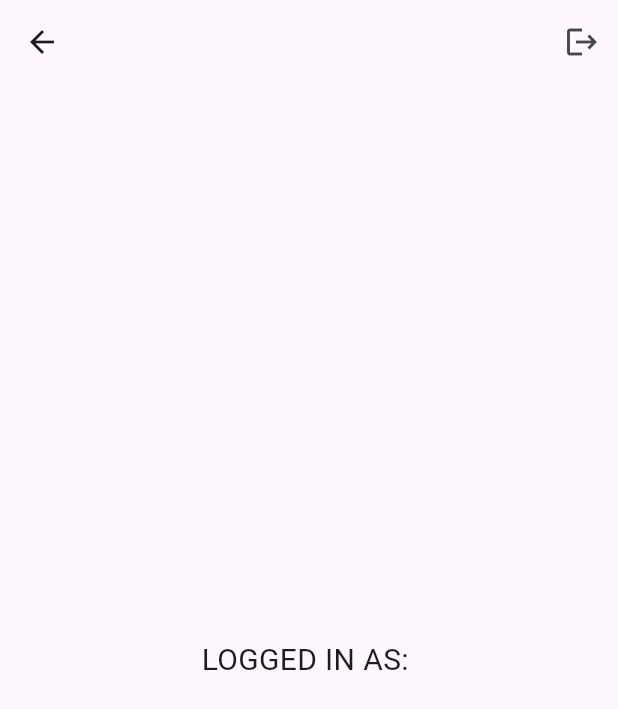
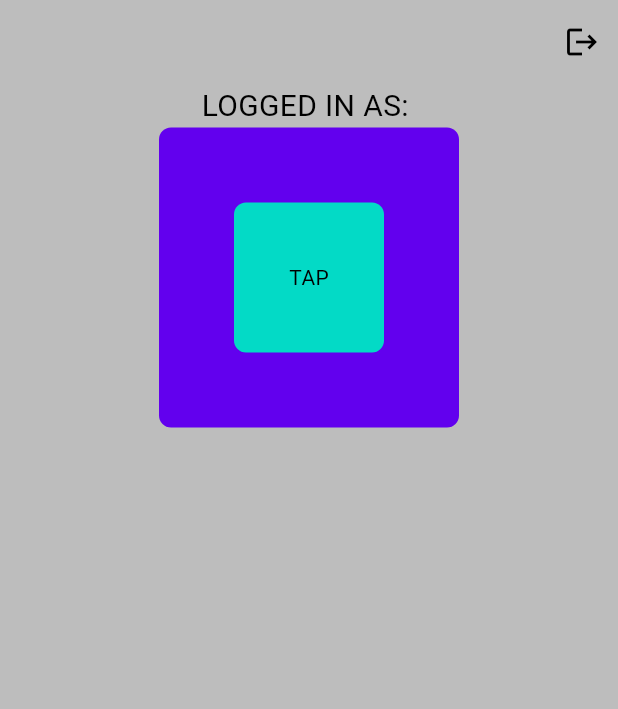
Before and after one commit to AntoineMHB/Mobile_Programming_Assignment, a Flutter app: the HomePage screen opened directly, on a phone screen of 412 x 824 dp. Shown: the top 709 px of the screen. Run offline on Flutter 3.47's test engine with Material 3 defaults, Android fonts, the phone set to English and light mode, and no system bars; our stand-ins replace firebase_auth, firebase_core, get, google_nav_bar, google_sign_in; accounts and stored records are empty; network calls fail.

Commit message:
Dark mode implemented

```diff
--- /dev/null
+++ b/lib/components/box.dart
@@ -0,0 +1,25 @@
+import 'package:flutter/material.dart';
+
+class MyBox extends StatelessWidget {
+  final Widget? child;
+  final Color? color;
+  const MyBox({
+    super.key,
+    required this.child,
+    required this.color,
+  });
+
+  @override
+  Widget build(BuildContext context) {
+    return Container(
+      decoration: BoxDecoration(
+        color: color,
+        borderRadius: BorderRadius.circular(8),
+      ),
+      width: 200,
+      height: 200,
+      padding: const EdgeInsets.all(50),
+      child: child,
+    );
+  }
+}
--- /dev/null
+++ b/lib/components/mode_button.dart
@@ -0,0 +1,24 @@
+import 'package:flutter/material.dart';
+
+class ModeButton extends StatelessWidget {
+  final Color? color;
+  final void Function()? onTap;
+  const ModeButton({super.key, required this.color, required this.onTap});
+
+  @override
+  Widget build(BuildContext context) {
+    return GestureDetector(
+      onTap: onTap,
+      child: Container(
+        decoration: BoxDecoration(
+          color: color,
+          borderRadius: BorderRadius.circular(8),
+        ),
+        padding: const EdgeInsets.all(25),
+        child: const Center(
+          child: Text("TAP"),
+        ),
+      ),
+    );
+  }
+}
--- a/lib/main.dart
+++ b/lib/main.dart
@@ -1,6 +1,8 @@
 import 'package:calculator/pages/auth_page.dart';
+import 'package:calculator/theme/theme_provider.dart';
 import 'package:firebase_core/firebase_core.dart';
 import 'package:flutter/material.dart';
+import 'package:provider/provider.dart';
 
 import 'firebase_options.dart';
 
@@ -9,7 +11,8 @@ void main() async {
   await Firebase.initializeApp(
     options: DefaultFirebaseOptions.currentPlatform,
   );
-  runApp(const Myapp());
+  runApp(ChangeNotifierProvider(
+      create: (context) => ThemeProvider(), child: const Myapp()));
 }
 
 class Myapp extends StatelessWidget {
@@ -17,9 +20,11 @@ class Myapp extends StatelessWidget {
 
   @override
   Widget build(BuildContext context) {
-    return const MaterialApp(
+    return MaterialApp(
       debugShowCheckedModeBanner: false,
       home: AuthPage(),
+      // home: HomePage(),
+      theme: Provider.of<ThemeProvider>(context).themeData,
     );
   }
 }
--- a/lib/pages/auth_page.dart
+++ b/lib/pages/auth_page.dart
@@ -1,4 +1,4 @@
-import 'package:calculator/pages/calculator.dart';
+import 'package:calculator/pages/home_page.dart';
 import 'package:calculator/pages/login_or_register_page.dart';
 import 'package:firebase_auth/firebase_auth.dart';
 import 'package:flutter/material.dart';
@@ -14,7 +14,8 @@ class AuthPage extends StatelessWidget {
       builder: (context, snapshot) {
         // user is logged in
         if (snapshot.hasData) {
-          return Calculator();
+          // return Calculator();
+          return HomePage();
         }
 
         // user is not logged in
--- a/lib/pages/home_page.dart
+++ b/lib/pages/home_page.dart
@@ -1,12 +1,17 @@
+import 'package:calculator/components/box.dart';
+import 'package:calculator/components/mode_button.dart';
+import 'package:calculator/theme/theme_provider.dart';
 import 'package:firebase_auth/firebase_auth.dart';
 import 'package:flutter/material.dart';
+import 'package:provider/provider.dart';
 
 class HomePage extends StatelessWidget {
   HomePage({super.key});
 
-  final user = FirebaseAuth.instance.currentUser!;
+  // Get the current user from Firebase Auth
+  final User? user = FirebaseAuth.instance.currentUser;
 
-  // sign user out method
+  // Sign out method
   void signUserOut() {
     FirebaseAuth.instance.signOut();
   }
@@ -14,6 +19,7 @@ class HomePage extends StatelessWidget {
   @override
   Widget build(BuildContext context) {
     return Scaffold(
+      backgroundColor: Theme.of(context).colorScheme.surface,
       appBar: AppBar(
         actions: [
           IconButton(
@@ -22,11 +28,30 @@ class HomePage extends StatelessWidget {
           )
         ],
       ),
-      body: Center(
-        child: Text(
-          "LOGGED IN AS: " + user.email!,
-          style: TextStyle(fontSize: 20),
-        ),
+      body: Column(
+        children: [
+          Center(
+            child: user != null
+                ? Text(
+                    "LOGGED IN AS: " + user!.email!,
+                    style: TextStyle(fontSize: 20),
+                  )
+                : const Text(
+                    "No user logged in",
+                    style: TextStyle(fontSize: 20),
+                  ),
+          ),
+          MyBox(
+            color: Theme.of(context).colorScheme.primary,
+            child: ModeButton(
+              color: Theme.of(context).colorScheme.secondary,
+              onTap: () {
+                Provider.of<ThemeProvider>(context, listen: false)
+                    .toggleTheme();
+              },
+            ),
+          ),
+        ],
       ),
     );
   }
--- /dev/null
+++ b/lib/theme/theme.dart
@@ -0,0 +1,14 @@
+import 'package:flutter/material.dart';
+
+ThemeData lightMode = ThemeData(
+    brightness: Brightness.light,
+    colorScheme: ColorScheme.light(
+      surface: Colors.grey.shade400,
+    ));
+
+ThemeData darkMode = ThemeData(
+    brightness: Brightness.dark,
+    colorScheme: ColorScheme.dark(
+        surface: Colors.grey.shade900,
+        primary: Colors.grey.shade800,
+        secondary: Colors.grey.shade700));
--- /dev/null
+++ b/lib/theme/theme_provider.dart
@@ -0,0 +1,21 @@
+import 'package:calculator/theme/theme.dart';
+import 'package:flutter/material.dart';
+
+class ThemeProvider with ChangeNotifier {
+  ThemeData _themeData = lightMode;
+
+  ThemeData get themeData => _themeData;
+
+  set themeData(ThemeData themeData) {
+    _themeData = themeData;
+    notifyListeners();
+  }
+
+  void toggleTheme() {
+    if (_themeData == lightMode) {
+      themeData = darkMode;
+    } else {
+      themeData = lightMode;
+    }
+  }
+}
--- a/pubspec.yaml
+++ b/pubspec.yaml
@@ -41,6 +41,7 @@ dependencies:
   firebase_core: ^3.1.1
   firebase_auth: ^5.1.1
   google_sign_in: ^6.2.1
+  provider:
 
 dev_dependencies:
   flutter_test:
```
Also changed, not shown: pubspec.lock.
